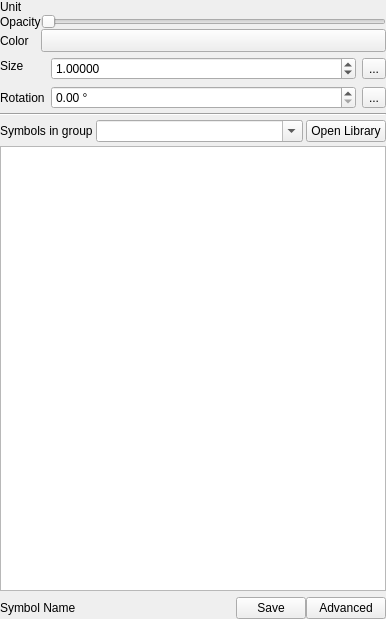
qgis/QGIS, file src/ui/symbollayer/widget_symbolslist.ui: the form before one commit.
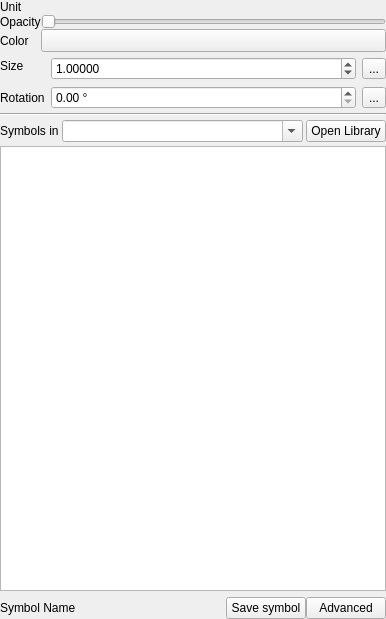
The form after the commit. Custom widgets are drawn as their Qt base class.

```diff
--- a/src/ui/symbollayer/widget_symbolslist.ui
+++ b/src/ui/symbollayer/widget_symbolslist.ui
@@ -72,7 +72,7 @@
      <item>
       <widget class="QLabel" name="label">
        <property name="text">
-        <string>Symbols in group</string>
+        <string>Symbols in</string>
        </property>
       </widget>
      </item>
@@ -131,17 +131,11 @@
      </item>
      <item>
       <widget class="QPushButton" name="btnSaveSymbol">
-       <property name="maximumSize">
-        <size>
-         <width>70</width>
-         <height>16777215</height>
-        </size>
-       </property>
        <property name="toolTip">
         <string>Save symbol</string>
        </property>
        <property name="text">
-        <string>Save</string>
+        <string>Save symbol</string>
        </property>
       </widget>
      </item>
```
